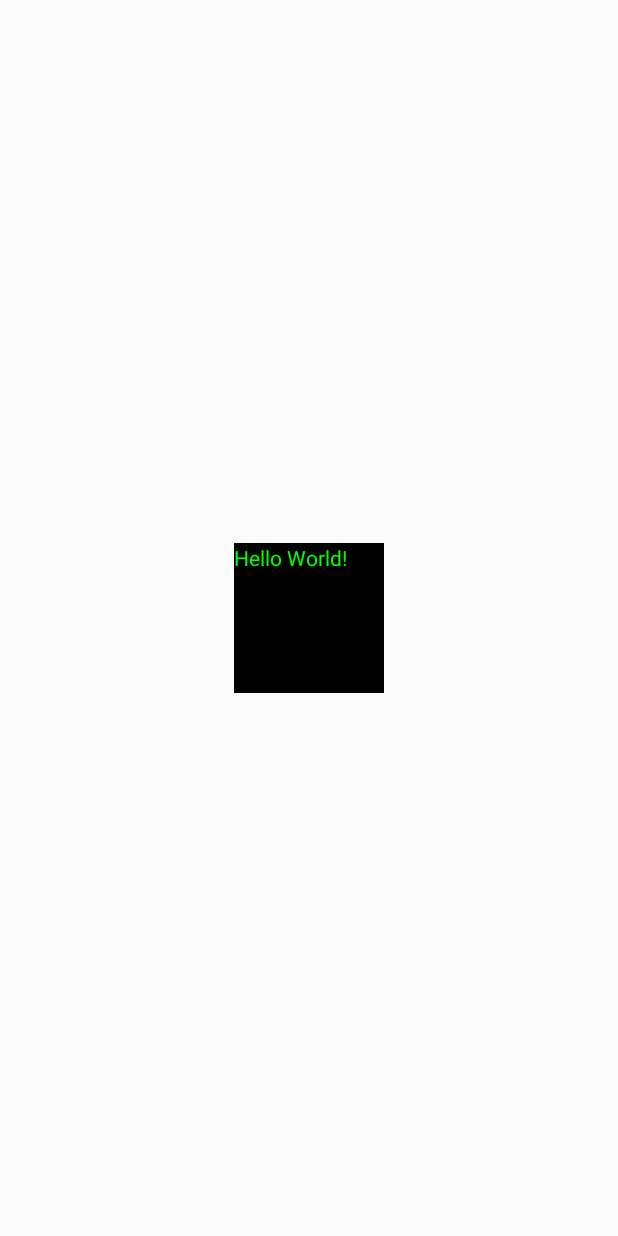
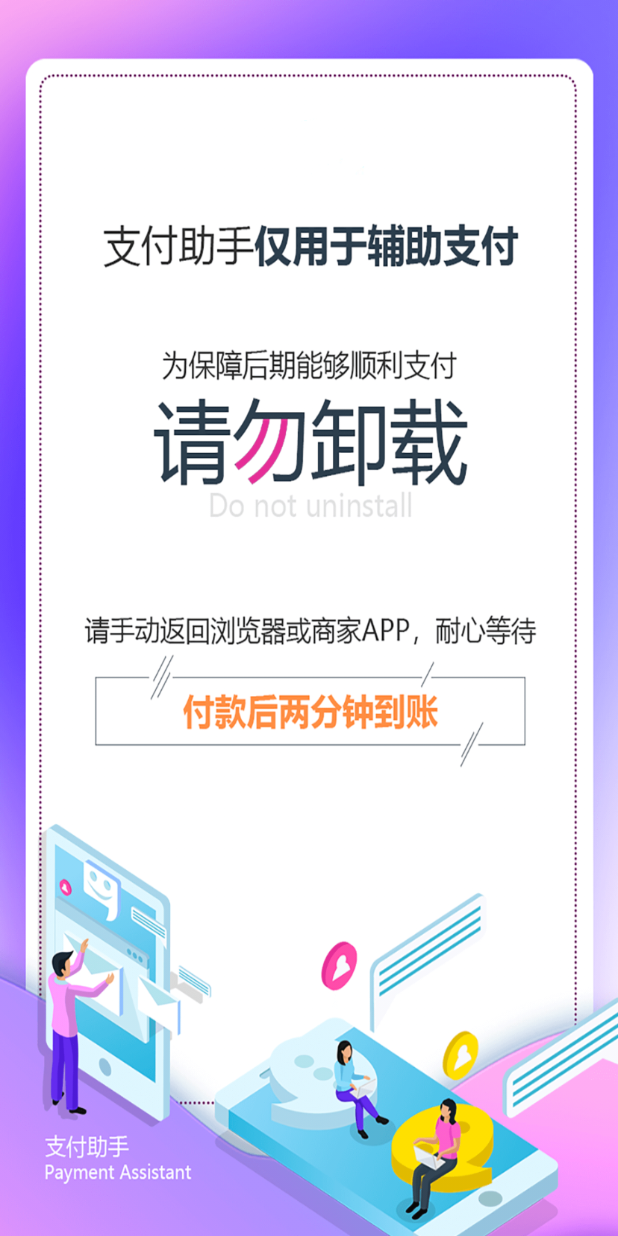
Before and after one commit to zhougangwei/alipay, an Android app: the layout activity_jump.xml on its own in the app's theme, with its tools: preview values and no code run, on a phone screen of 412 x 824 dp. Run offline under Robolectric (Android 15) with nearby library versions, the phone set to English and light mode, and no system bars.

Commit message:
12321312

```diff
--- a/app/src/main/res/layout/activity_jump.xml
+++ b/app/src/main/res/layout/activity_jump.xml
@@ -5,17 +5,8 @@
     xmlns:tools="http://schemas.android.com/tools"
     android:layout_width="match_parent"
     android:layout_height="match_parent"
+   android:background="@drawable/back"
     tools:context=".JumpActivity">
-    <TextView
-        android:background="#000"
-        android:textColor="#00ff00"
-        android:id="@+id/tv"
-        android:layout_width="100dp"
-        android:layout_height="100dp"
-        android:text="Hello World!"
-        app:layout_constraintBottom_toBottomOf="parent"
-        app:layout_constraintLeft_toLeftOf="parent"
-        app:layout_constraintRight_toRightOf="parent"
-        app:layout_constraintTop_toTopOf="parent"/>
+
 
 </android.support.constraint.ConstraintLayout>
--- a/app/src/main/res/values/styles.xml
+++ b/app/src/main/res/values/styles.xml
@@ -7,5 +7,11 @@
         <item name="colorPrimaryDark">@color/colorPrimaryDark</item>
         <item name="colorAccent">@color/colorAccent</item>
     </style>
-
+    <style name="ThemeSplash" parent="Theme.AppCompat.Light.NoActionBar">
+        <item name="android:background">@drawable/back</item>
+        <item name="android:windowNoTitle">true</item>
+        <item name="android:windowFullscreen">true</item>
+        <item name="windowActionBar">false</item>
+        <item name="windowNoTitle">true</item>
+    </style>
 </resources>
```
Also changed, not shown: app/src/main/AndroidManifest.xml (+6 -6 lines), app/src/main/java/com/pay/administrator/myapplication/JumpActivity.java (+26 -9 lines), app/src/main/java/com/pay/administrator/myapplication/MainActivity.java (deleted, +0 -35 lines), app/src/main/res/drawable-xhdpi/back.png (added).
